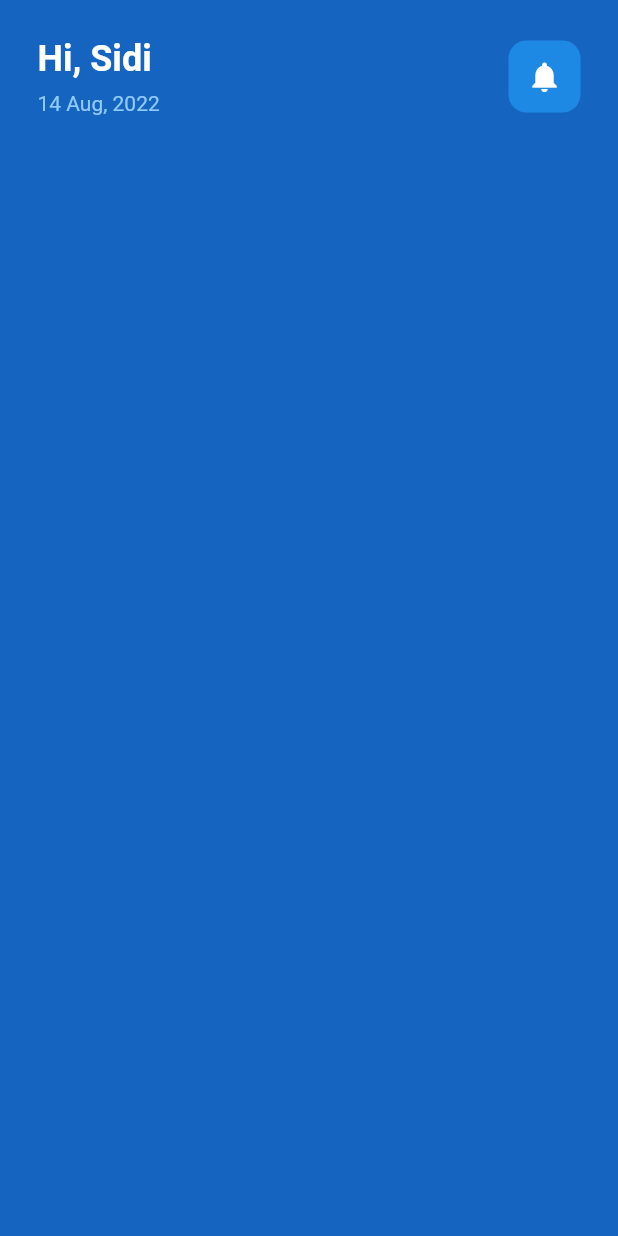
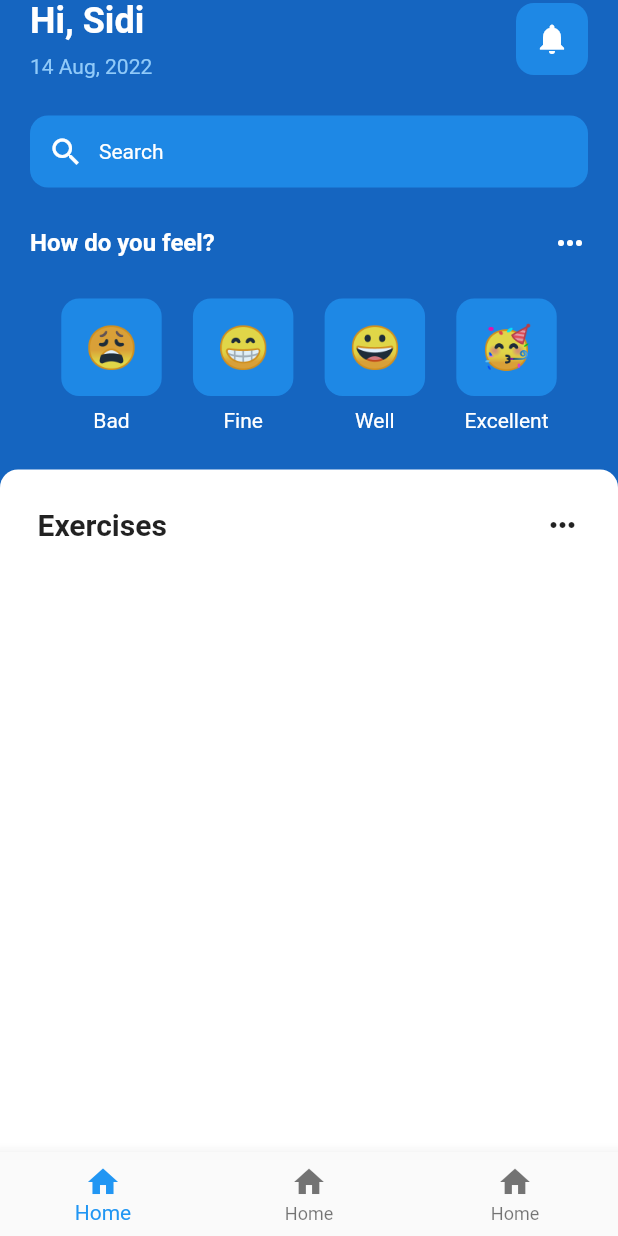
Before and after one commit to konatezer/flutter-ui-challenge, a Flutter app: the screen it shows after launch, on a phone screen of 412 x 824 dp. Run offline on Flutter 3.47's test engine with Material 2 defaults, Android fonts, the phone set to English and light mode, and no system bars.

Commit message:
Notifiaction, search , and emoticon

```diff
--- a/lib/pages/home_page.dart
+++ b/lib/pages/home_page.dart
@@ -1,6 +1,7 @@
 // ignore_for_file: prefer_const_literals_to_create_immutables, prefer_const_constructors
 
 import "package:flutter/material.dart";
+import 'package:mentalhelthapp/widgets/emoticon_face.dart';
 
 class HomePage extends StatefulWidget {
   const HomePage({Key? key}) : super(key: key);
@@ -14,9 +15,27 @@ class _HomePageState extends State<HomePage> {
   Widget build(BuildContext context) {
     return Scaffold(
       backgroundColor: Colors.blue[800],
+      bottomNavigationBar: BottomNavigationBar(
+        items: [
+          BottomNavigationBarItem(
+            icon: Icon(Icons.home),
+            label: "Home",
+          ),
+          BottomNavigationBarItem(
+            icon: Icon(Icons.home),
+            label: "Home",
+          ),
+          BottomNavigationBarItem(
+            icon: Icon(Icons.home),
+            label: "Home",
+          ),
+        ],
+      ),
       body: SafeArea(
-        child: Padding(
-          padding: const EdgeInsets.all(25.0),
+        child: Column(
+          children: [
+            Padding(
+              padding: const EdgeInsets.symmetric(horizontal: 20.0),
               child: Column(
                 children: [
                   Row(
@@ -51,14 +70,133 @@ class _HomePageState extends State<HomePage> {
                             color: Colors.blue[600],
                             borderRadius: BorderRadius.circular(12)),
                         padding: EdgeInsets.all(12.0),
-                      child: Icon(Icons.notifications, color: Colors.white)),
+                        child: Icon(
+                          Icons.notifications,
+                          color: Colors.white,
+                        ),
+                      ),
                     ],
                   ),
 
+                  SizedBox(
+                    height: 25,
+                  ),
                   //Search bar
-              Container()
+                  Container(
+                    decoration: BoxDecoration(
+                        color: Colors.blue[600],
+                        borderRadius: BorderRadius.circular(12)),
+                    padding: EdgeInsets.all(12),
+                    child: Row(
+                      children: [
+                        Icon(
+                          Icons.search,
+                          color: Colors.white,
+                        ),
+                        SizedBox(
+                          width: 10,
+                        ),
+                        Text(
+                          "Search",
+                          style: TextStyle(
+                            color: Colors.white,
+                            fontSize: 14,
+                          ),
+                        ),
                       ],
                     ),
+                  ),
+                  SizedBox(
+                    height: 25,
+                  ),
+                  // how do you feel?
+                  Row(
+                    mainAxisAlignment: MainAxisAlignment.spaceBetween,
+                    children: [
+                      Text(
+                        "How do you feel?",
+                        style: TextStyle(
+                          color: Colors.white,
+                          fontWeight: FontWeight.bold,
+                          fontSize: 16,
+                        ),
+                      ),
+                      Icon(
+                        Icons.more_horiz,
+                        color: Colors.white,
+                      ),
+                    ],
+                  ),
+
+                  // emoticone for the feeling
+                  SizedBox(
+                    height: 25,
+                  ),
+                  // how do you feel?
+                  Row(
+                    mainAxisAlignment: MainAxisAlignment.spaceEvenly,
+                    children: [
+                      // Bad
+                      EmoticonFace(
+                        emoticonFace: "😩",
+                        feelText: "Bad",
+                      ),
+                      //Fine
+                      EmoticonFace(
+                        emoticonFace: "😁",
+                        feelText: "Fine",
+                      ),
+                      // Well
+                      EmoticonFace(
+                        emoticonFace: "😀",
+                        feelText: "Well",
+                      ),
+                      // Excellent
+                      EmoticonFace(
+                        emoticonFace: "🥳",
+                        feelText: "Excellent",
+                      ),
+                    ],
+                  ),
+                ],
+              ),
+            ),
+            SizedBox(
+              height: 25,
+            ),
+            // information down
+            Expanded(
+              child: Container(
+                decoration: BoxDecoration(
+                  color: Colors.white,
+                  borderRadius: BorderRadius.only(
+                      topRight: Radius.circular(12.0),
+                      topLeft: Radius.circular(12.0)),
+                ),
+                padding: EdgeInsets.all(25),
+                child: Center(
+                  child: Column(
+                    children: [
+                      // Exercices Heading
+                      Row(
+                        mainAxisAlignment: MainAxisAlignment.spaceBetween,
+                        children: [
+                          Text(
+                            "Exercises",
+                            style: TextStyle(
+                              fontSize: 20,
+                              fontWeight: FontWeight.bold,
+                            ),
+                          ),
+                          Icon(Icons.more_horiz),
+                        ],
+                      ),
+                    ],
+                  ),
+                ),
+              ),
+            )
+          ],
         ),
       ),
     );
--- /dev/null
+++ b/lib/widgets/emoticon_face.dart
@@ -0,0 +1,45 @@
+// ignore_for_file: prefer_const_constructors
+import 'package:flutter/material.dart';
+
+class EmoticonFace extends StatelessWidget {
+  final String emoticonFace;
+  final String feelText;
+
+  const EmoticonFace({
+    Key? key,
+    required this.emoticonFace,
+    required this.feelText,
+  }) : super(key: key);
+
+  @override
+  Widget build(BuildContext context) {
+    return Column(
+      children: [
+        Container(
+          decoration: BoxDecoration(
+            color: Colors.blue[600],
+            borderRadius: BorderRadius.circular(12),
+          ),
+          padding: EdgeInsets.all(16.0),
+          child: Center(
+            child: Text(
+              emoticonFace,
+              style: TextStyle(
+                fontSize: 28,
+              ),
+            ),
+          ),
+        ),
+        SizedBox(
+          height: 8,
+        ),
+        Text(
+          feelText,
+          style: TextStyle(
+            color: Colors.white,
+          ),
+        ),
+      ],
+    );
+  }
+}
```
Lines whose indentation alone changed are shown as unchanged.
